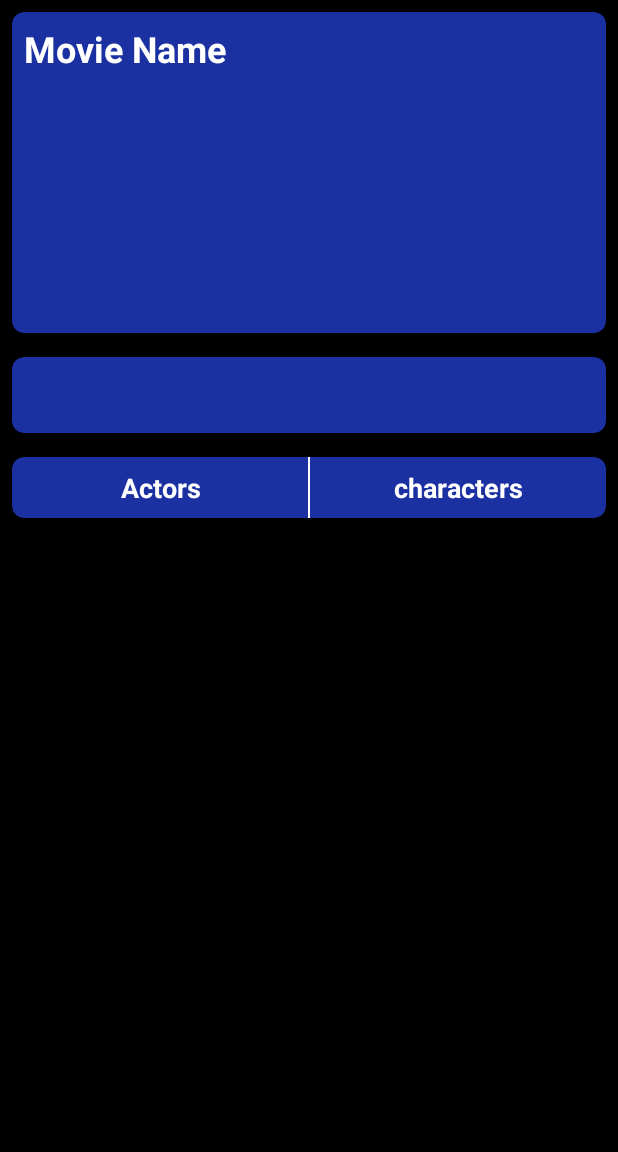
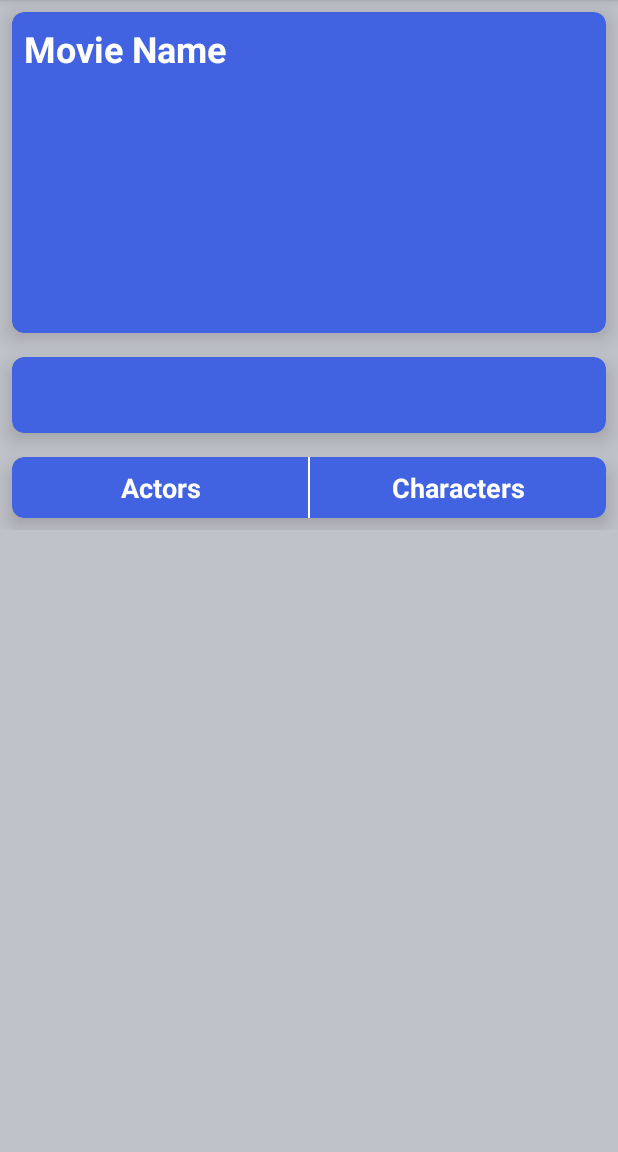
Before and after one commit to Tchoco/MoviesList, an Android app: the MovieDetailsActivity screen opened directly, with no data from a screen before it, on a phone screen of 412 x 824 dp, the part 84-1236 px from its top. Run offline under Robolectric (Android 15) with nearby library versions, the phone set to English and light mode, and no system bars; our stand-ins replace Picasso; pictures from the network do not load.

```diff
--- a/app/src/main/res/layout/activity_main.xml
+++ b/app/src/main/res/layout/activity_main.xml
@@ -5,14 +5,14 @@
     android:layout_width="match_parent"
     android:layout_height="match_parent"
     android:orientation="vertical"
-    android:background="@color/black"
+    android:background="#C0C2C9"
     tools:context=".MainActivity">
 
     <androidx.cardview.widget.CardView
         android:layout_margin="8dp"
         app:cardCornerRadius="8dp"
         app:cardElevation="8dp"
-        app:cardBackgroundColor="@color/blue"
+        app:cardBackgroundColor="#4162E1"
         android:layout_width="match_parent"
         android:layout_height="wrap_content">
         <androidx.appcompat.widget.SearchView
@@ -24,7 +24,7 @@
             android:layout_height="?attr/actionBarSize"/>
     </androidx.cardview.widget.CardView>
     <androidx.cardview.widget.CardView
-        app:cardBackgroundColor="@color/blue"
+        app:cardBackgroundColor="#4162E1"
         app:cardElevation="8dp"
         app:cardCornerRadius="8dp"
         android:layout_margin="8dp"
--- a/app/src/main/res/layout/activity_movie_details.xml
+++ b/app/src/main/res/layout/activity_movie_details.xml
@@ -4,7 +4,7 @@
     xmlns:tools="http://schemas.android.com/tools"
     android:layout_width="match_parent"
     android:layout_height="match_parent"
-    android:background="@color/black"
+    android:background="#C0C2C9"
     android:orientation="vertical"
     tools:context=".MovieDetailsActivity">
     <ScrollView
@@ -15,7 +15,7 @@
             android:layout_width="match_parent"
             android:layout_height="wrap_content">
             <androidx.cardview.widget.CardView
-                app:cardBackgroundColor="@color/blue"
+                app:cardBackgroundColor="#4162E1"
                 app:cardCornerRadius="8dp"
                 app:cardElevation="8dp"
                 android:layout_margin="8dp"
@@ -81,7 +81,7 @@
             </androidx.cardview.widget.CardView>
             <androidx.cardview.widget.CardView
                 android:layout_margin="8dp"
-                app:cardBackgroundColor="@color/blue"
+                app:cardBackgroundColor="#4162E1"
                 app:cardElevation="8dp"
                 app:cardCornerRadius="8dp"
                 android:layout_width="match_parent"
@@ -116,7 +116,7 @@
                 android:layout_margin="8dp"
                 app:cardCornerRadius="8dp"
                 app:cardElevation="8dp"
-                app:cardBackgroundColor="@color/blue"
+                app:cardBackgroundColor="#4162E1"
                 android:layout_width="match_parent"
                 android:layout_height="wrap_content">
                 <LinearLayout
@@ -144,7 +144,7 @@
                             android:layout_height="match_parent"/>
                         <TextView
                             android:id="@+id/textView_character"
-                            android:text="characters"
+                            android:text="Characters"
                             android:textColor="@color/white"
                             android:textSize="18sp"
                             android:textAlignment="center"
```
